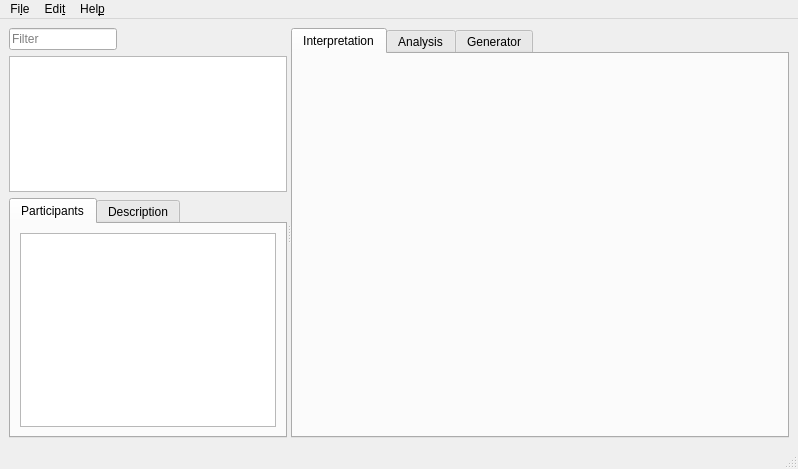
jopohl/urh, file ui/main.ui: the form before one commit.
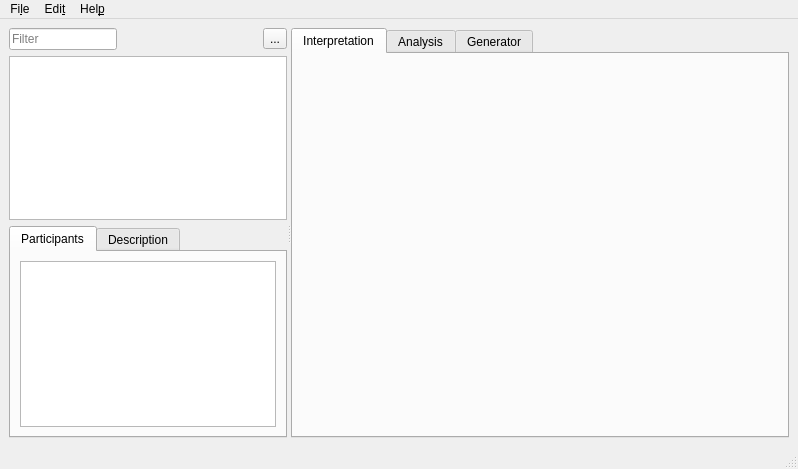
The form after the commit. Icons and pictures are not drawn. Custom widgets are drawn as their Qt base class.

Commit message: add button to go up with file tree for #248

Patch:
```diff
--- a/ui/main.ui
+++ b/ui/main.ui
@@ -30,11 +30,10 @@
       <property name="orientation">
        <enum>Qt::Horizontal</enum>
       </property>
-      <property name="childrenCollapsible">
-       <bool>true</bool>
-      </property>
-      <widget class="QWidget" name="layoutWidget">
-       <layout class="QVBoxLayout" name="verticalLayout_3" stretch="0,3,0">
+      <widget class="QWidget" name="">
+       <layout class="QVBoxLayout" name="verticalLayout_3">
+        <item>
+         <layout class="QHBoxLayout" name="horizontalLayout_3">
         <item>
          <widget class="QLineEdit" name="lnEdtTreeFilter">
           <property name="sizePolicy">
@@ -56,6 +55,31 @@
            <bool>true</bool>
           </property>
          </widget>
+          </item>
+          <item>
+           <spacer name="horizontalSpacer">
+            <property name="orientation">
+             <enum>Qt::Horizontal</enum>
+            </property>
+            <property name="sizeHint" stdset="0">
+             <size>
+              <width>40</width>
+              <height>20</height>
+             </size>
+            </property>
+           </spacer>
+          </item>
+          <item>
+           <widget class="QToolButton" name="btnFileTreeGoUp">
+            <property name="text">
+             <string>...</string>
+            </property>
+            <property name="icon">
+             <iconset theme="go-up"/>
+            </property>
+           </widget>
+          </item>
+         </layout>
         </item>
         <item>
          <widget class="DirectoryTreeView" name="fileTree">
```
Lines whose indentation alone changed are shown as unchanged. The commit also changes 3 other files.
